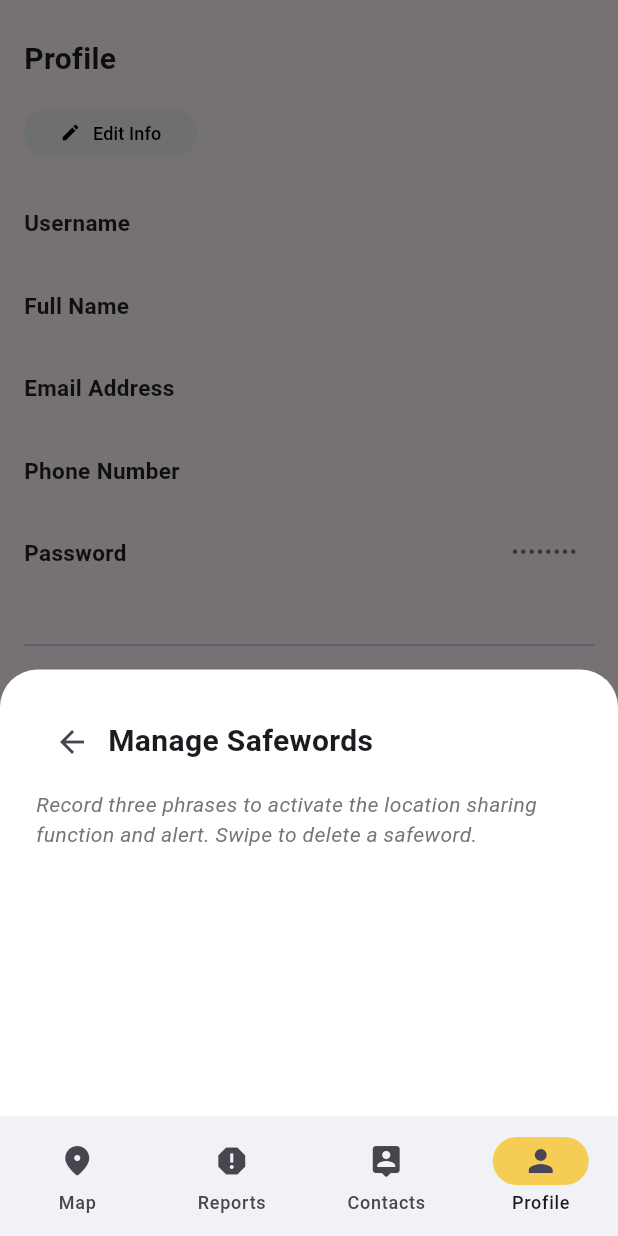
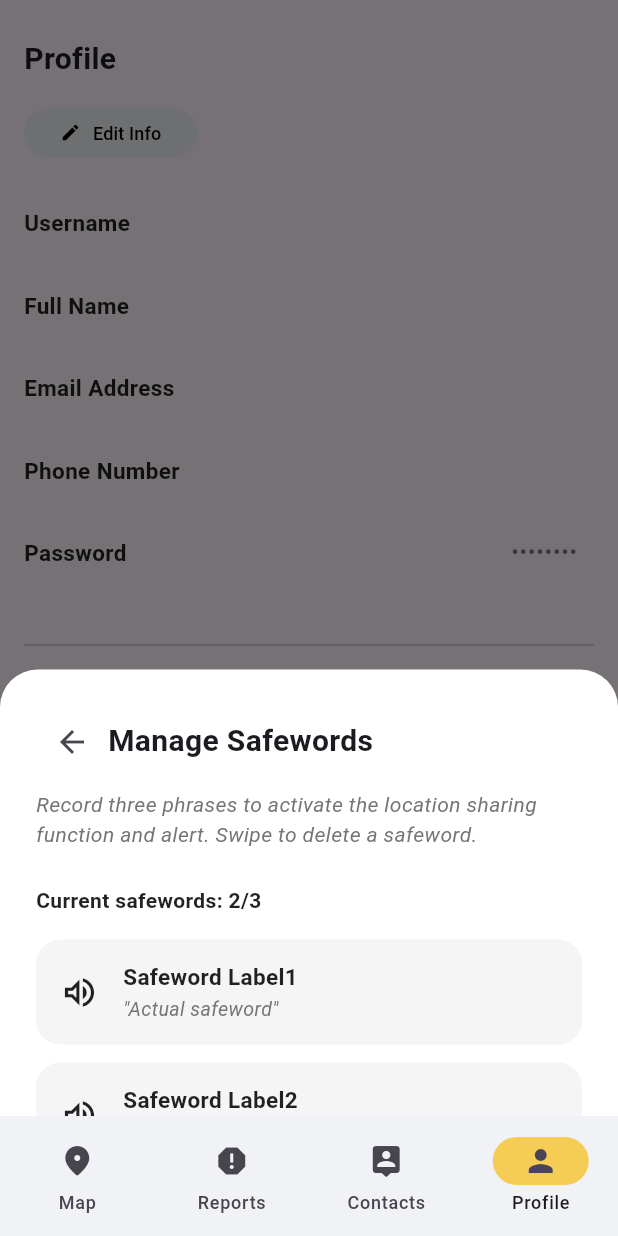
Before and after one commit to PRSM-Group/alerto_dev, a Flutter app: the ProfileTab screen opened by its route, after a tap on "Manage Safewords", on a phone screen of 412 x 824 dp. Run offline on Flutter 3.47's test engine with Material 3 defaults, Android fonts, the phone set to English and light mode, and no system bars; our stand-ins replace flutter_riverpod, go_router, supabase_flutter; missing offline and left inert: maplibre_gl; accounts and stored records are empty; Roboto replaces fonts that are missing (GoogleSansFlex).

Commit message:
manage safewords screen ui

```diff
--- a/lib/features/profile/widgets/modals/manage_safewords.dart
+++ b/lib/features/profile/widgets/modals/manage_safewords.dart
@@ -1,7 +1,37 @@
 import 'package:flutter/material.dart';
 
-class ManageSafewords extends StatelessWidget {
+class ManageSafewords extends StatefulWidget {
   const ManageSafewords({super.key});
+
+  @override
+  State<ManageSafewords> createState() => _ManageSafewordsState();
+}
+
+class _ManageSafewordsState extends State<ManageSafewords> {
+  final List _safewords = [
+    {'label': 'Safeword Label1', 'phrase': '"Actual safeword"'},
+    {'label': 'Safeword Label2', 'phrase': '"Actual safeword"'},
+  ];
+
+  final int _maxSafewords = 3;
+
+  void _addSafeword() {
+    if (_safewords.length < _maxSafewords) {
+      setState(() {
+        int nextIndex = _safewords.length + 1;
+        _safewords.add({
+          'label': 'Safeword Label$nextIndex',
+          'phrase': '"Actual safeword"',
+        });
+      });
+    }
+  }
+
+  void _deleteSafeword(int index) {
+    setState(() {
+      _safewords.removeAt(index);
+    });
+  }
 
   @override
   Widget build(BuildContext context) {
@@ -44,6 +74,114 @@ class ManageSafewords extends StatelessWidget {
                 ),
               ),
               const SizedBox(height: 24),
+
+              Text(
+                'Current safewords: ${_safewords.length}/3',
+                style: const TextStyle(
+                  fontSize: 14,
+                  fontWeight: FontWeight.w600,
+                  color: Colors.black87,
+                ),
+              ),
+              const SizedBox(height: 16),
+
+              ..._safewords.asMap().entries.map((entry) {
+                int index = entry.key;
+                var safeword = entry.value;
+
+                return Padding(
+                  padding: const EdgeInsets.only(bottom: 12.0),
+                  child: Dismissible(
+                    key: Key(safeword['label']! + index.toString()),
+                    direction: DismissDirection.endToStart,
+                    background: Container(
+                      alignment: Alignment.centerRight,
+                      padding: const EdgeInsets.symmetric(horizontal: 20),
+                      decoration: BoxDecoration(
+                        color: Colors.red.shade600,
+                        borderRadius: BorderRadius.circular(16),
+                      ),
+                      child: const Icon(
+                        Icons.delete_outline,
+                        color: Colors.white,
+                        size: 24,
+                      ),
+                    ),
+                    onDismissed: (direction) {
+                      _deleteSafeword(index);
+                      ScaffoldMessenger.of(context).showSnackBar(
+                        const SnackBar(
+                          content: Text('Safeword deleted'),
+                          duration: Duration(seconds: 1),
+                        ),
+                      );
+                    },
+                    child: Container(
+                      padding: const EdgeInsets.symmetric(
+                        horizontal: 16,
+                        vertical: 14,
+                      ),
+                      decoration: BoxDecoration(
+                        color: Colors.grey.shade100,
+                        borderRadius: BorderRadius.circular(16),
+                      ),
+                      child: Row(
+                        children: [
+                          const Icon(
+                            Icons.volume_up_outlined,
+                            size: 26,
+                            color: Colors.black87,
+                          ),
+                          const SizedBox(width: 16),
+                          Expanded(
+                            child: Column(
+                              crossAxisAlignment: CrossAxisAlignment.start,
+                              children: [
+                                Text(
+                                  safeword['label']!,
+                                  style: const TextStyle(
+                                    fontSize: 15,
+                                    fontWeight: FontWeight.bold,
+                                    color: Colors.black87,
+                                  ),
+                                ),
+                                const SizedBox(height: 2),
+                                Text(
+                                  safeword['phrase']!,
+                                  style: TextStyle(
+                                    fontSize: 13,
+                                    color: Colors.grey.shade600,
+                                    fontStyle: FontStyle.italic,
+                                  ),
+                                ),
+                              ],
+                            ),
+                          ),
+                        ],
+                      ),
+                    ),
+                  ),
+                );
+              }),
+
+              if (_safewords.length < _maxSafewords)
+                GestureDetector(
+                  onTap: _addSafeword,
+                  child: Container(
+                    height: 64,
+                    decoration: BoxDecoration(
+                      color: Colors.grey.shade100,
+                      borderRadius: BorderRadius.circular(16),
+                    ),
+                    child: const Center(
+                      child: Icon(
+                        Icons.add_circle_outline,
+                        size: 28,
+                        color: Colors.black54,
+                      ),
+                    ),
+                  ),
+                ),
             ],
           ),
         );
```
